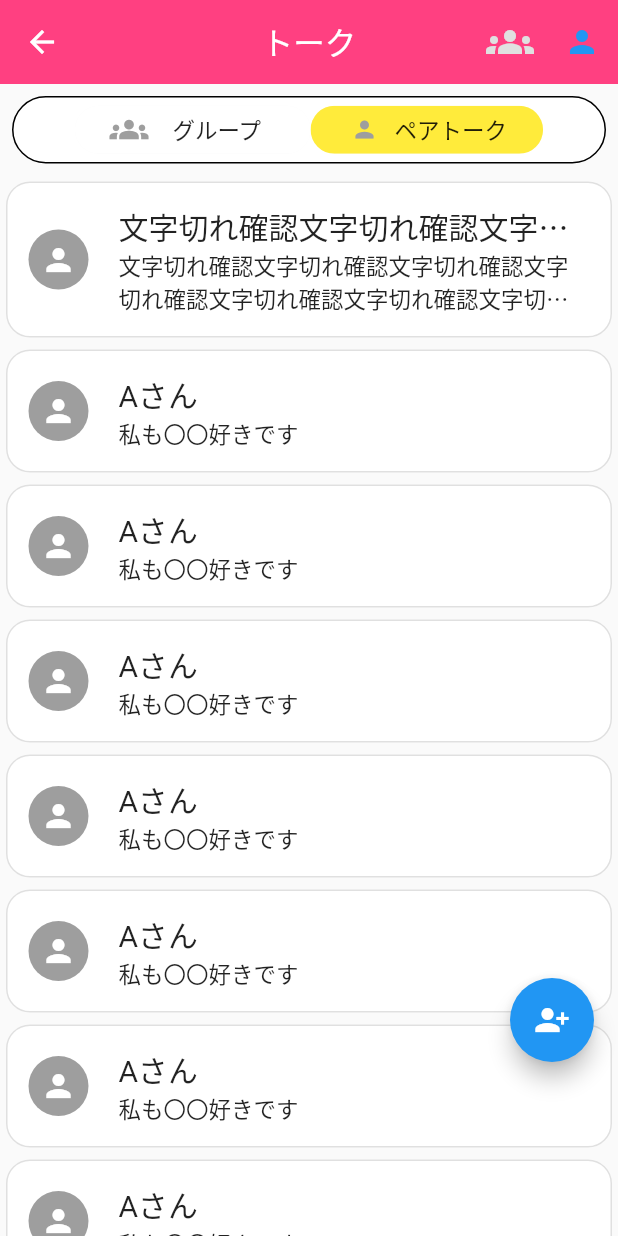
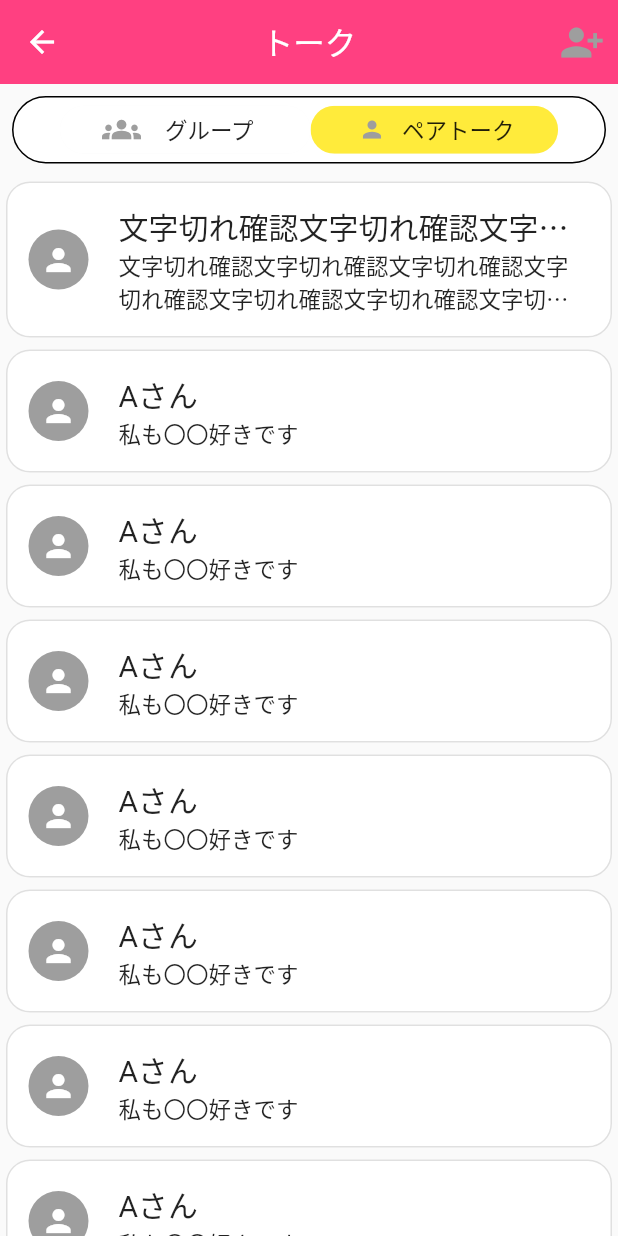
Before and after one commit to Team-Ganju/favoritism_communication, a Flutter app: the ChatView screen opened by its route, on a phone screen of 412 x 824 dp. Run offline on Flutter 3.47's test engine with Material 2 defaults, Android fonts, the light colour scheme and no system bars; drawn by our look-alikes of pull_to_refresh; our stand-ins replace form_builder_validators, get.

Commit message:
AppBarのアイコンをデザイン通りに修正

```diff
--- a/lib/app/components/pages/chat/views/chat_view.dart
+++ b/lib/app/components/pages/chat/views/chat_view.dart
@@ -99,40 +99,16 @@ class ChatView extends GetView<ChatController> {
         backgroundColor: Colors.pinkAccent,
         trailing: <Widget>[
           IconButton(
-            //TODO: トーク画面実装時にonpressedの画面切替処理を実装
+            icon: Icon(
+              Icons.person_add_alt_1,
+              size: 30,
+            ),
+            color: Colors.grey,
             onPressed: () {
-              controller.switchTalkPartner();
+              Get.toNamed(
+                '/create-chat-group',
+              );
             },
-            icon: Obx(
-              () => controller.isGroupTalk.value
-                  ? const Icon(
-                      Icons.groups,
-                      size: 32,
-                      color: Colors.blue,
-                    )
-                  : Icon(
-                      Icons.groups,
-                      size: 32,
-                      color: Colors.grey.shade300,
-                    ),
-            ),
-          ),
-          IconButton(
-            //TODO: トーク画面実装時にonpressedの画面切替処理を実装
-            onPressed: () {
-              controller.switchTalkPartner();
-            },
-            icon: Obx(
-              () => controller.isGroupTalk.value
-                  ? Icon(
-                      Icons.person,
-                      color: Colors.grey.shade300,
-                    )
-                  : const Icon(
-                      Icons.person,
-                      color: Colors.blue,
-                    ),
-            ),
           ),
         ],
       ),
@@ -163,7 +139,7 @@ class ChatView extends GetView<ChatController> {
                         backgroundColor: controller.isGroupTalk.value
                             ? Colors.yellow
                             : Colors.white,
-                        padding: EdgeInsets.symmetric(horizontal: 20.0),
+                        padding: EdgeInsets.symmetric(horizontal: 25.0),
                         onPressed: () {
                           controller.switchTalkPartner();
                         },
@@ -179,7 +155,7 @@ class ChatView extends GetView<ChatController> {
                         backgroundColor: controller.isGroupTalk.value
                             ? Colors.white
                             : Colors.yellow,
-                        padding: EdgeInsets.symmetric(horizontal: 20.0),
+                        padding: EdgeInsets.symmetric(horizontal: 25.0),
                         onPressed: () {
                           controller.switchTalkPartner();
                         },
@@ -199,21 +175,6 @@ class ChatView extends GetView<ChatController> {
           ),
         ],
       ),
-      floatingActionButton: Container(
-        //FIXME: ボタン位置は端末サイズを基準に指定するように修正
-        margin: const EdgeInsets.only(
-          bottom: 100,
-        ),
-        child: FloatingActionButton(
-          onPressed: () {
-            Get.toNamed(
-              '/create-chat-group',
-            );
-          },
-          backgroundColor: Colors.blue,
-          child: const Icon(Icons.person_add_alt_1),
-        ),
-      ),
     );
   }
 }
```
